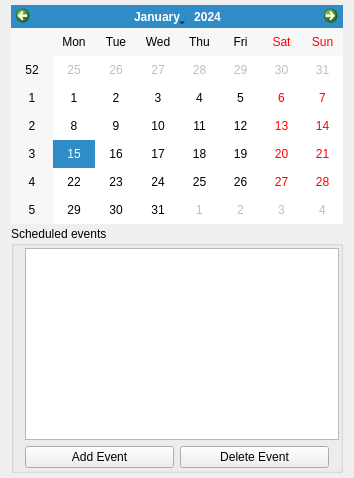
Before: the Qt Designer form src/schedulewidget.ui in BackupTheBerlios/tinyorganizer, drawn with Qt 5.
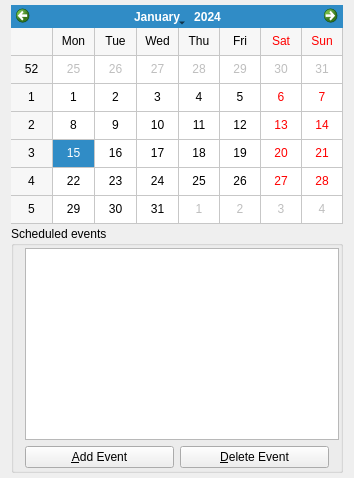
After: the same form once the commit is applied.

The edit to the form file:
```diff
--- a/src/schedulewidget.ui
+++ b/src/schedulewidget.ui
@@ -33,6 +33,9 @@
      <property name="firstDayOfWeek" >
       <enum>Qt::Monday</enum>
      </property>
+     <property name="gridVisible" >
+      <bool>true</bool>
+     </property>
     </widget>
    </item>
    <item row="1" column="0" >
@@ -65,14 +68,14 @@
         <item>
          <widget class="QPushButton" name="addEventButton_2" >
           <property name="text" >
-           <string>Add Event</string>
+           <string>&amp;Add Event</string>
           </property>
          </widget>
         </item>
         <item>
          <widget class="QPushButton" name="pushButton_3" >
           <property name="text" >
-           <string>Delete Event</string>
+           <string>&amp;Delete Event</string>
           </property>
          </widget>
         </item>
```
Left out of the diff: 9 changed lines with no effect on the pictures.
